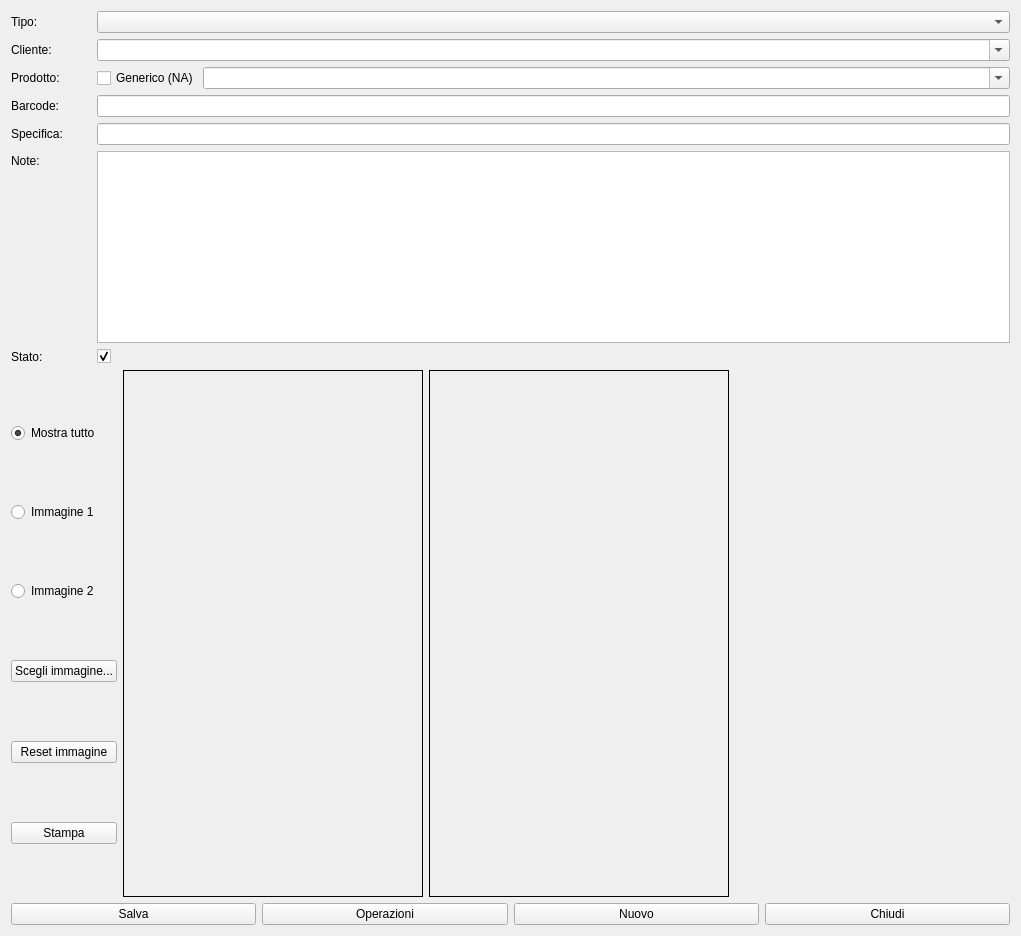
This is ftagsmov.ui in fblabs/CLTags as Qt 5 draws it before an edit. The edited form follows.
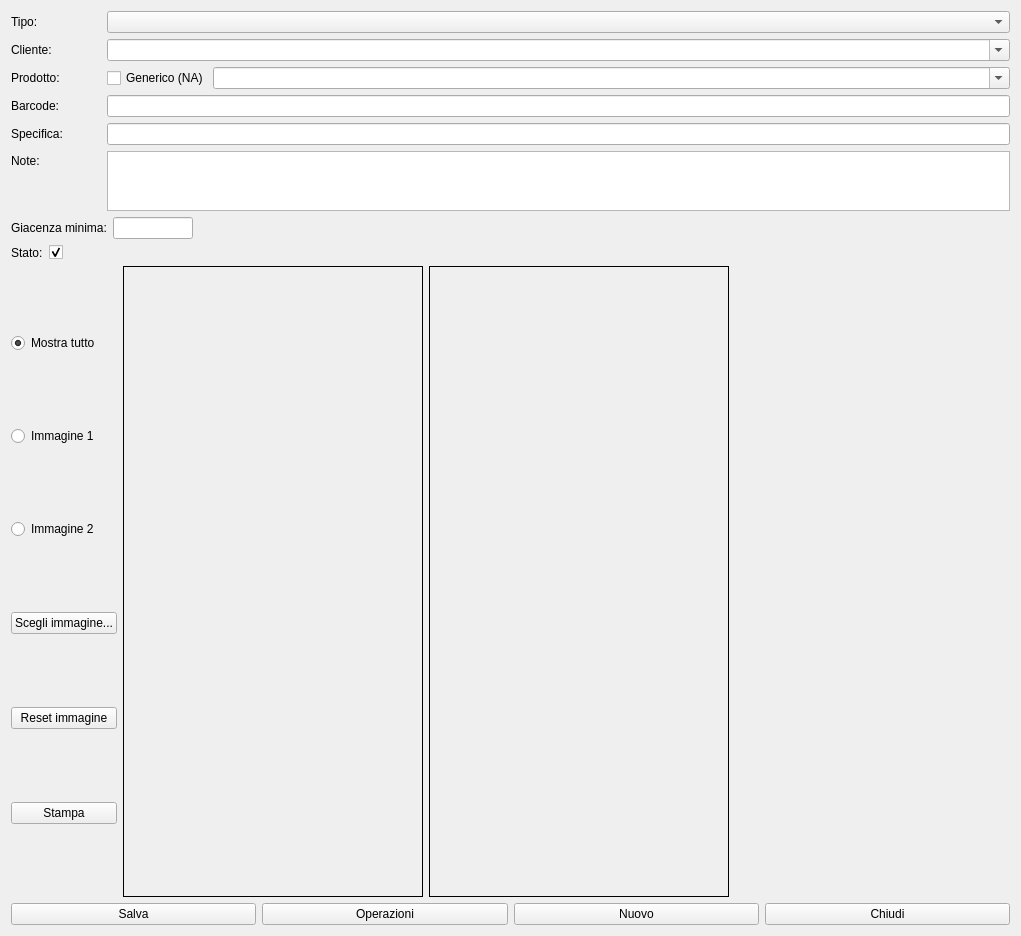
This is the edited form. Icons and pictures are not drawn.

Patch:
```diff
--- a/ftagsmov.ui
+++ b/ftagsmov.ui
@@ -33,13 +33,13 @@
       <widget class="QLabel" name="label_2">
        <property name="minimumSize">
         <size>
-         <width>80</width>
+         <width>90</width>
          <height>0</height>
         </size>
        </property>
        <property name="maximumSize">
         <size>
-         <width>80</width>
+         <width>90</width>
          <height>16777215</height>
         </size>
        </property>
@@ -63,13 +63,13 @@
       <widget class="QLabel" name="label_4">
        <property name="minimumSize">
         <size>
-         <width>80</width>
+         <width>90</width>
          <height>0</height>
         </size>
        </property>
        <property name="maximumSize">
         <size>
-         <width>80</width>
+         <width>90</width>
          <height>16777215</height>
         </size>
        </property>
@@ -93,13 +93,13 @@
       <widget class="QLabel" name="label_5">
        <property name="minimumSize">
         <size>
-         <width>80</width>
+         <width>90</width>
          <height>0</height>
         </size>
        </property>
        <property name="maximumSize">
         <size>
-         <width>80</width>
+         <width>90</width>
          <height>16777215</height>
         </size>
        </property>
@@ -136,13 +136,13 @@
       <widget class="QLabel" name="label">
        <property name="minimumSize">
         <size>
-         <width>80</width>
+         <width>90</width>
          <height>0</height>
         </size>
        </property>
        <property name="maximumSize">
         <size>
-         <width>80</width>
+         <width>90</width>
          <height>16777215</height>
         </size>
        </property>
@@ -166,13 +166,13 @@
       <widget class="QLabel" name="label_3">
        <property name="minimumSize">
         <size>
-         <width>80</width>
+         <width>90</width>
          <height>0</height>
         </size>
        </property>
        <property name="maximumSize">
         <size>
-         <width>80</width>
+         <width>90</width>
          <height>16777215</height>
         </size>
        </property>
@@ -191,10 +191,7 @@
     </layout>
    </item>
    <item>
-    <layout class="QGridLayout" name="gridLayout"/>
-   </item>
-   <item>
-    <layout class="QFormLayout" name="formLayout">
+    <layout class="QFormLayout" name="formLayout_2">
      <item row="0" column="0">
       <widget class="QLabel" name="label_6">
        <property name="sizePolicy">
@@ -205,13 +202,13 @@
        </property>
        <property name="minimumSize">
         <size>
-         <width>80</width>
+         <width>90</width>
          <height>20</height>
         </size>
        </property>
        <property name="maximumSize">
         <size>
-         <width>16777215</width>
+         <width>90</width>
          <height>20</height>
         </size>
        </property>
@@ -237,7 +234,7 @@
        <property name="maximumSize">
         <size>
          <width>16777215</width>
-         <height>16777215</height>
+         <height>60</height>
         </size>
        </property>
        <property name="baseSize">
@@ -251,14 +248,64 @@
        </property>
       </widget>
      </item>
-     <item row="1" column="0">
+    </layout>
+   </item>
+   <item>
+    <layout class="QHBoxLayout" name="horizontalLayout_9">
+     <item>
+      <widget class="QLabel" name="label_8">
+       <property name="minimumSize">
+        <size>
+         <width>90</width>
+         <height>0</height>
+        </size>
+       </property>
+       <property name="maximumSize">
+        <size>
+         <width>900</width>
+         <height>16777215</height>
+        </size>
+       </property>
+       <property name="text">
+        <string>Giacenza minima:</string>
+       </property>
+      </widget>
+     </item>
+     <item>
+      <widget class="QLineEdit" name="leGiacenzaMinima">
+       <property name="maximumSize">
+        <size>
+         <width>80</width>
+         <height>16777215</height>
+        </size>
+       </property>
+      </widget>
+     </item>
+     <item>
+      <spacer name="horizontalSpacer_2">
+       <property name="orientation">
+        <enum>Qt::Horizontal</enum>
+       </property>
+       <property name="sizeHint" stdset="0">
+        <size>
+         <width>40</width>
+         <height>20</height>
+        </size>
+       </property>
+      </spacer>
+     </item>
+    </layout>
+   </item>
+   <item>
+    <layout class="QFormLayout" name="formLayout">
+     <item row="0" column="0">
       <widget class="QLabel" name="label_7">
        <property name="text">
         <string>Stato:</string>
        </property>
       </widget>
      </item>
-     <item row="1" column="1">
+     <item row="0" column="1">
       <widget class="QCheckBox" name="cbState">
        <property name="text">
         <string/>
```
